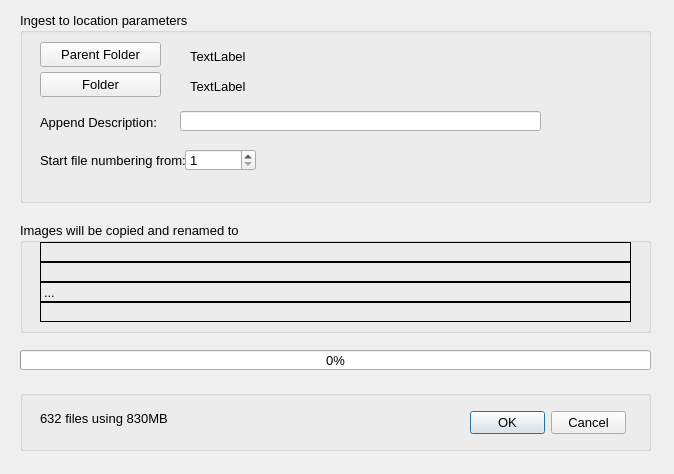
Old version of the form copypickdlg.ui in the repository towhee/Winnow64.
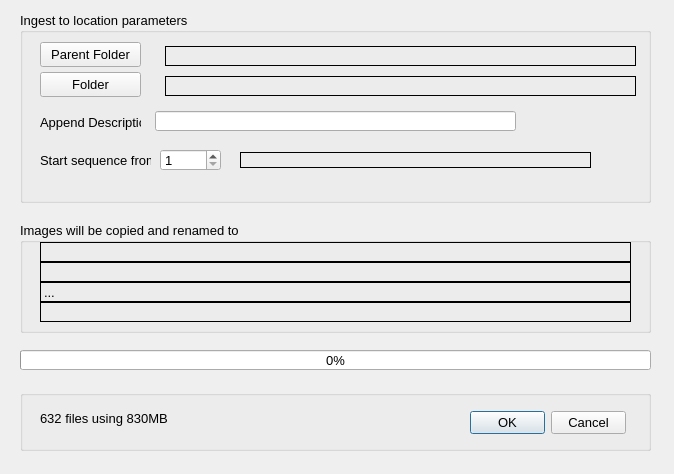
New version of the form.

```diff
--- a/copypickdlg.ui
+++ b/copypickdlg.ui
@@ -301,12 +301,12 @@
    <property name="title">
     <string>Ingest to location parameters</string>
    </property>
-   <widget class="QPushButton" name="selectFolderBtn">
+   <widget class="QPushButton" name="selectParentFolderBtn">
     <property name="geometry">
      <rect>
       <x>20</x>
       <y>30</y>
-      <width>121</width>
+      <width>101</width>
       <height>25</height>
      </rect>
     </property>
@@ -333,7 +333,7 @@
    <widget class="QLineEdit" name="descriptionLineEdit">
     <property name="geometry">
      <rect>
-      <x>160</x>
+      <x>135</x>
       <y>99</y>
       <width>361</width>
       <height>20</height>
@@ -350,7 +350,7 @@
      <rect>
       <x>20</x>
       <y>100</y>
-      <width>131</width>
+      <width>101</width>
       <height>20</height>
      </rect>
     </property>
@@ -368,7 +368,7 @@
      <rect>
       <x>20</x>
       <y>140</y>
-      <width>161</width>
+      <width>111</width>
       <height>16</height>
      </rect>
     </property>
@@ -378,15 +378,15 @@
      </font>
     </property>
     <property name="text">
-     <string>Start file numbering from:</string>
+     <string>Start sequence from:</string>
     </property>
    </widget>
    <widget class="QSpinBox" name="spinBoxStartNumber">
     <property name="geometry">
      <rect>
-      <x>165</x>
+      <x>140</x>
       <y>137</y>
-      <width>71</width>
+      <width>61</width>
       <height>22</height>
      </rect>
     </property>
@@ -405,9 +405,9 @@
    <widget class="QLabel" name="parentFolderLabel">
     <property name="geometry">
      <rect>
-      <x>170</x>
+      <x>145</x>
       <y>34</y>
-      <width>431</width>
+      <width>471</width>
       <height>20</height>
      </rect>
     </property>
@@ -416,16 +416,22 @@
       <pointsize>10</pointsize>
      </font>
     </property>
+    <property name="toolTip">
+     <string>&lt;html&gt;&lt;head/&gt;&lt;body&gt;&lt;p&gt;Select the &lt;span style=&quot; font-weight:600;&quot;&gt;root folder&lt;/span&gt; where your images reside. A new folder will be created in this root folder. The new folder will have the format YYYY-MM-DD_Description.&lt;/p&gt;&lt;p&gt;NOTE: If the image folder has been selected (Folder Button) then that will override the root folder selection.&lt;/p&gt;&lt;p&gt;How the file path is built:&lt;/p&gt;&lt;p&gt;&lt;span style=&quot; color:#fc0107;&quot;&gt;Root Folder&lt;/span&gt; + &lt;span style=&quot; color:#197a17;&quot;&gt;Folder Base &lt;/span&gt;+ &lt;span style=&quot; color:#fd8008;&quot;&gt;Folder Description&lt;/span&gt; + &lt;span style=&quot; color:#0000ff;&quot;&gt;File Base&lt;/span&gt; + &lt;span style=&quot; color:#fc02ff;&quot;&gt;Sequence&lt;/span&gt; + &lt;span style=&quot; color:#996633;&quot;&gt;Suffix&lt;/span&gt;&lt;/p&gt;&lt;p&gt;&lt;span style=&quot; color:#197a17;&quot;&gt;Folder Base&lt;/span&gt; and &lt;span style=&quot; color:#0000ff;&quot;&gt;File Base&lt;/span&gt; = YYYY-MM-DD&lt;/p&gt;&lt;p&gt;Example:&lt;/p&gt;&lt;p&gt;&lt;span style=&quot; color:#fc0107;&quot;&gt;//user/username/pictures/2017-10/&lt;/span&gt;&lt;span style=&quot; color:#197a17;&quot;&gt;2017-10-18&lt;/span&gt;&lt;span style=&quot; color:#fd8008;&quot;&gt;_Paris&lt;/span&gt;/&lt;span style=&quot; color:#0000ff;&quot;&gt;2017-10-18&lt;/span&gt;&lt;span style=&quot; color:#fc02ff;&quot;&gt;_0001&lt;/span&gt;&lt;span style=&quot; color:#996633;&quot;&gt;.cr2&lt;/span&gt;&lt;/p&gt;&lt;/body&gt;&lt;/html&gt;</string>
+    </property>
+    <property name="frameShape">
+     <enum>QFrame::Box</enum>
+    </property>
     <property name="text">
-     <string>TextLabel</string>
+     <string/>
     </property>
    </widget>
-   <widget class="QPushButton" name="selectFolderBtn_2">
+   <widget class="QPushButton" name="selectFolderBtn">
     <property name="geometry">
      <rect>
       <x>20</x>
       <y>60</y>
-      <width>121</width>
+      <width>101</width>
       <height>25</height>
      </rect>
     </property>
@@ -452,9 +458,9 @@
    <widget class="QLabel" name="folderLabel">
     <property name="geometry">
      <rect>
-      <x>170</x>
+      <x>145</x>
       <y>64</y>
-      <width>431</width>
+      <width>471</width>
       <height>20</height>
      </rect>
     </property>
@@ -463,8 +469,27 @@
       <pointsize>10</pointsize>
      </font>
     </property>
+    <property name="frameShape">
+     <enum>QFrame::Box</enum>
+    </property>
     <property name="text">
-     <string>TextLabel</string>
+     <string/>
+    </property>
+   </widget>
+   <widget class="QLabel" name="existingSequenceLabel">
+    <property name="geometry">
+     <rect>
+      <x>220</x>
+      <y>140</y>
+      <width>351</width>
+      <height>16</height>
+     </rect>
+    </property>
+    <property name="frameShape">
+     <enum>QFrame::Box</enum>
+    </property>
+    <property name="text">
+     <string/>
     </property>
    </widget>
   </widget>
```
Left out of the diff: 15 changed lines with no effect on the pictures.
